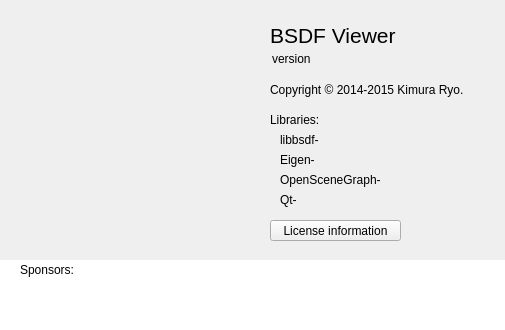
Above: src/AboutDialog.ui from KimuraRyo/BSDFProcessor before the change. Below: the same form after it.
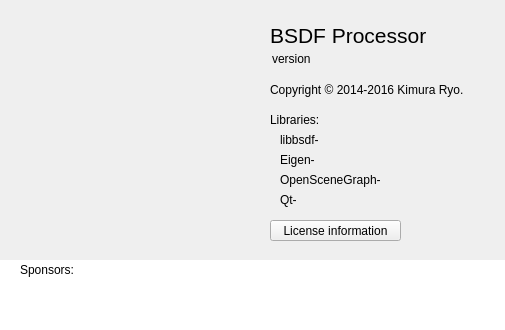
That is the form after the change. Icons and pictures are not drawn.

The edit to the form file:
```diff
--- a/src/AboutDialog.ui
+++ b/src/AboutDialog.ui
@@ -52,7 +52,7 @@
     <rect>
      <x>270</x>
      <y>20</y>
-     <width>131</width>
+     <width>211</width>
      <height>31</height>
     </rect>
    </property>
@@ -65,7 +65,7 @@
     </font>
    </property>
    <property name="text">
-    <string>BSDF Viewer</string>
+    <string>BSDF Processor</string>
    </property>
   </widget>
   <widget class="QLabel" name="versionLabel">
@@ -105,7 +105,7 @@
     </font>
    </property>
    <property name="text">
-    <string>Copyright © 2014-2015 Kimura Ryo.</string>
+    <string>Copyright © 2014-2016 Kimura Ryo.</string>
    </property>
   </widget>
   <widget class="QLabel" name="label_3">
```
Left out of the diff: 4 changed lines with no effect on the pictures.
